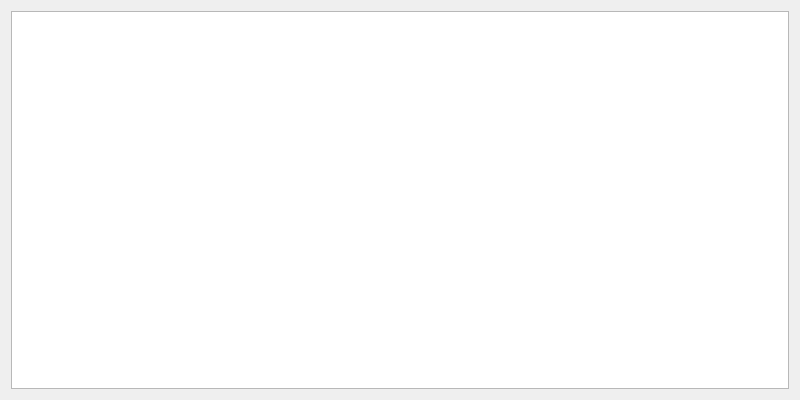
First picture: the form in modeler.ui, repository Constantor/fractals3d, before the edit.
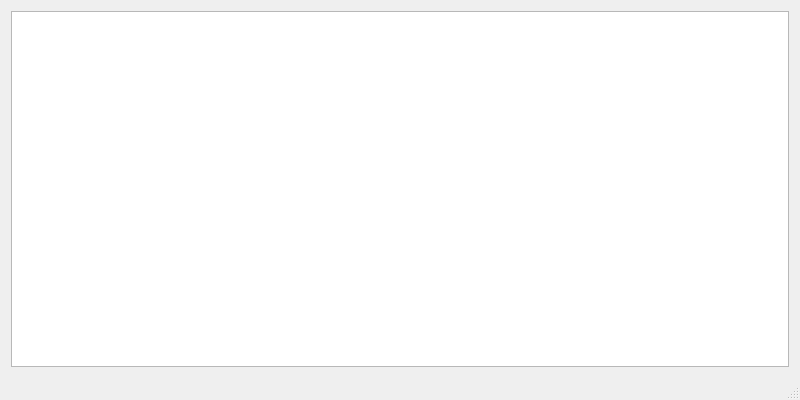
Second picture: the form after the edit.

Patch:
```diff
--- a/modeler.ui
+++ b/modeler.ui
@@ -20,7 +20,7 @@
 				</item>
 			</layout>
 		</widget>
-		<!--<widget class="QStatusBar" name="statusBar"/>-->
+		<widget class="QStatusBar" name="statusBar"/>
 	</widget>
 	<layoutdefault spacing="6" margin="11"/>
 	<!--<resources>
```
